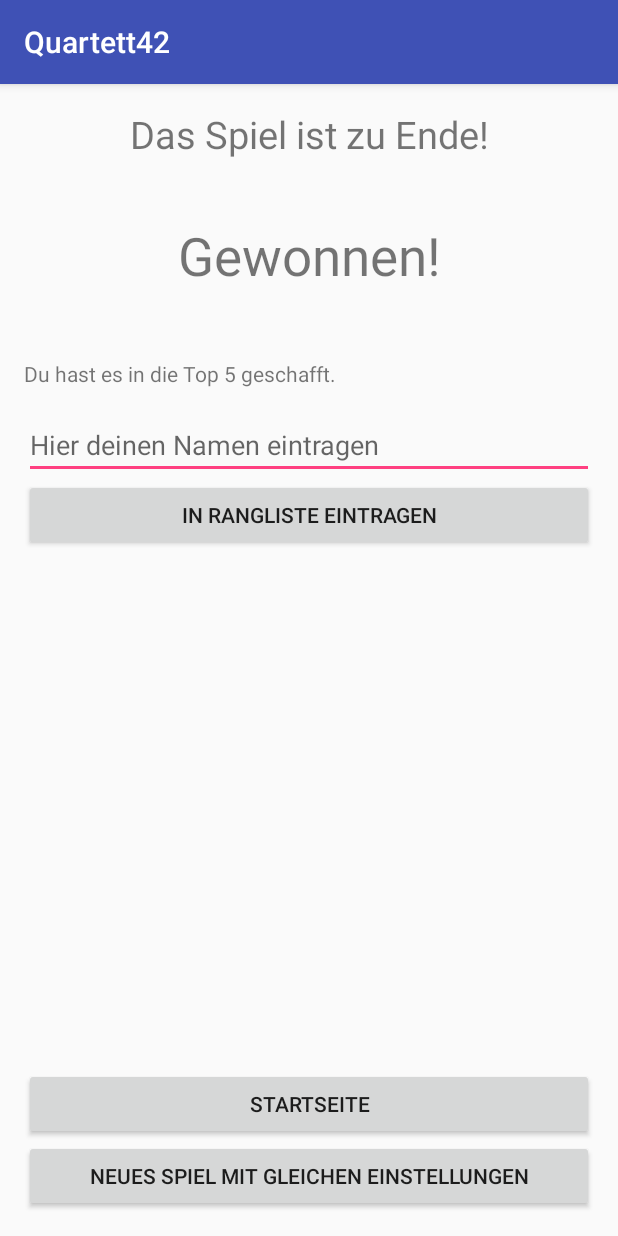
After one commit to lb28/MAL_Quartett42, an Android app: the GameEndActivity screen opened directly, with no data from a screen before it, on a phone screen of 412 x 824 dp. The commit adds this screen. Run offline under Robolectric (Android 15) with nearby library versions, the phone set to English and light mode, and no system bars.

Commit message:
mit der GameEndActivity angefangen

```diff
--- a/app/src/main/AndroidManifest.xml
+++ b/app/src/main/AndroidManifest.xml
@@ -98,7 +98,8 @@
                 android:name="android.support.PARENT_ACTIVITY"
                 android:value="de.uulm.dbis.quartett42.MainActivity" />
         </activity>
-        <activity android:name=".CompareCardsActivity"></activity>
+        <activity android:name=".CompareCardsActivity" />
+        <activity android:name=".GameEndActivity"></activity>
     </application>
 
 </manifest>
--- /dev/null
+++ b/app/src/main/java/de/uulm/dbis/quartett42/GameEndActivity.java
@@ -0,0 +1,110 @@
+package de.uulm.dbis.quartett42;
+
+import android.content.SharedPreferences;
+import android.preference.PreferenceManager;
+import android.support.v7.app.AppCompatActivity;
+import android.os.Bundle;
+
+public class GameEndActivity extends AppCompatActivity {
+
+    SharedPreferences sharedPref;
+    SharedPreferences.Editor editor;
+
+    //Elemente:
+
+    @Override
+    protected void onCreate(Bundle savedInstanceState) {
+        super.onCreate(savedInstanceState);
+        setContentView(R.layout.activity_game_end);
+
+        sharedPref = PreferenceManager.getDefaultSharedPreferences(this);
+        editor = sharedPref.edit();
+
+        //statistik updaten
+        updateStatistics();
+
+        //Gewonnen/Verloren anzeigen
+        //TODO gewonnen/verloren holen und Textfeld setzen
+
+
+        //Spielmodus holen
+        int spielmodus = sharedPref.getInt("mode", 0);
+        int schwierigkeitTemp = sharedPref.getInt("difficulty", 0);
+        double schwierigkeit;
+        if (schwierigkeitTemp==1){
+            schwierigkeit = 1.0;
+        } else if (schwierigkeitTemp == 2){
+            schwierigkeit = 1.25;
+        } else {
+            schwierigkeit = 1.5;
+        }
+
+        /*
+        METRIK FÜR HIGHSCORES:
+        Rundenmodus: Runden * Punkte * Schwierigkeit * (2 für Expertmodus)
+        Zeitmodus: Spielzeit * Punkte * Schwierigkeit * (2 für Expertmodus)
+        Punktemodus: Punkte * Schwierigkeit * (2 für Expertmodus)
+         */
+
+        //ergebnis in top5?
+        if (spielmodus == 1){
+            int platz5 = sharedPref.getInt("fuenfterPunkteRunden", -1);
+            //TODO if erreichte Punkte * Anzahl Runden * Schwierigkeit * (2) > platz5, dann neuer highscore
+        }
+        else if (spielmodus == 2){
+            int platz5 = sharedPref.getInt("fuenfterPunkteZeit", -1);
+            //TODO
+
+        } else {
+            int platz5 = sharedPref.getInt("fuenfterPunktePunkte", -1);
+            //TODO
+        }
+
+    }
+
+    public void updateStatistics(){
+
+        sharedPref = PreferenceManager.getDefaultSharedPreferences(this);
+        editor = sharedPref.edit();
+
+        //normaleMode/insaneMode? -> Statistik updaten
+        Boolean insaneMode = sharedPref.getBoolean("insaneModus", false);
+        //bisher noch nicht gebraucht
+        //Boolean expertMode = sharedPref.getBoolean("expertModus", false);
+
+        //TODO: Daten holen für gewonnen/verloren
+
+        //GesamtSpielzahl updaten
+        int temp = sharedPref.getInt("spieleGesamt", 0);
+        editor.putInt("spieleGesamt", temp+1);
+        editor.commit();
+
+        //TODO gesamtGewonnen updaten
+
+
+        if (insaneMode == true){
+            int temp2 = sharedPref.getInt("insaneSpiele", 0);
+            editor.putInt("insaneSpiele", temp2+1);
+            editor.commit();
+
+            //TODO wenn gewonnen insane gewonnen updaten
+
+        } else {
+
+            int temp3 = sharedPref.getInt("normaleSpiele", 0);
+            editor.putInt("normaleSpiele", temp3+1);
+            editor.commit();
+
+            //TODO wenn gewonnen normale gewonnen updaten
+        }
+
+    }
+
+    public boolean newHighscore(){
+
+        return true;
+    }
+
+
+
+}
--- a/app/src/main/java/de/uulm/dbis/quartett42/HighscoreActivity.java
+++ b/app/src/main/java/de/uulm/dbis/quartett42/HighscoreActivity.java
@@ -65,11 +65,11 @@ public class HighscoreActivity extends AppCompatActivity {
         vierterNameZeit = sharedPref.getString("vierterNameZeit", "Default Name3");
         fuenfterNameZeit = sharedPref.getString("fuenfterNameZeit", "Default Name3");
 
-        ersterPunkteRunden = sharedPref.getInt("erstePunkteRunden", -1);
-        zweiterPunkteRunden = sharedPref.getInt("zweitePunkteRunden", -1);
-        dritterPunkteRunden = sharedPref.getInt("drittePunkteRunden", -1);
-        vierterPunkteRunden = sharedPref.getInt("viertePunkteRunden", -1);
-        fuenfterPunkteRunden = sharedPref.getInt("fuenftePunkteRunden", -1);
+        ersterPunkteRunden = sharedPref.getInt("ersterPunkteRunden", -1);
+        zweiterPunkteRunden = sharedPref.getInt("zweiterPunkteRunden", -1);
+        dritterPunkteRunden = sharedPref.getInt("dritterPunkteRunden", -1);
+        vierterPunkteRunden = sharedPref.getInt("vierterPunkteRunden", -1);
+        fuenfterPunkteRunden = sharedPref.getInt("fuenfterPunkteRunden", -1);
         ersterPunktePunkte = sharedPref.getInt("ersterPunktePunkte", -2);
         zweiterPunktePunkte = sharedPref.getInt("zweiterPunktePunkte", -2);
         dritterPunktePunkte = sharedPref.getInt("dritterPunktePunkte", -2);
--- /dev/null
+++ b/app/src/main/res/layout/activity_game_end.xml
@@ -0,0 +1,68 @@
+<?xml version="1.0" encoding="utf-8"?>
+<RelativeLayout xmlns:android="http://schemas.android.com/apk/res/android"
+    xmlns:tools="http://schemas.android.com/tools"
+    android:id="@+id/activity_game_end"
+    android:layout_width="match_parent"
+    android:layout_height="match_parent"
+    android:paddingBottom="@dimen/activity_vertical_margin"
+    android:paddingLeft="@dimen/activity_horizontal_margin"
+    android:paddingRight="@dimen/activity_horizontal_margin"
+    android:paddingTop="@dimen/activity_vertical_margin"
+    tools:context="de.uulm.dbis.quartett42.GameEndActivity">
+
+    <TextView
+        android:layout_width="match_parent"
+        android:layout_height="wrap_content"
+        android:text="Das Spiel ist zu Ende!"
+        android:id="@+id/SpielzuEnde"
+        android:gravity="center"
+        android:textSize="25dp"/>
+
+    <TextView
+        android:id="@+id/matchAusgang"
+        android:layout_width="match_parent"
+        android:layout_height="wrap_content"
+        android:layout_below="@+id/SpielzuEnde"
+        android:paddingTop="40dp"
+        android:text="Gewonnen!"
+        android:gravity="center"
+        android:textSize="35dp"/>
+
+    <TextView
+        android:id="@+id/inDieTop5"
+        android:layout_width="match_parent"
+        android:layout_height="wrap_content"
+        android:layout_below="@+id/matchAusgang"
+        android:paddingTop="45dp"
+        android:text="Du hast es in die Top 5 geschafft."/>
+
+    <EditText
+        android:id="@+id/nameEintragen"
+        android:layout_width="match_parent"
+        android:layout_height="wrap_content"
+        android:layout_below="@+id/inDieTop5"
+        android:paddingTop="25dp"
+        android:hint="Hier deinen Namen eintragen"/>
+
+    <Button
+        android:id="@+id/inRangliste"
+        android:layout_width="match_parent"
+        android:layout_height="wrap_content"
+        android:layout_below="@+id/nameEintragen"
+        android:text="In Rangliste Eintragen"/>
+
+    <Button
+        android:id="@+id/home"
+        android:layout_width="match_parent"
+        android:layout_height="wrap_content"
+        android:layout_above="@id/newGameSameSettings"
+        android:text="Startseite"/>
+
+    <Button
+        android:id="@+id/newGameSameSettings"
+        android:layout_width="match_parent"
+        android:layout_height="wrap_content"
+        android:layout_alignParentBottom="true"
+        android:text="Neues Spiel mit gleichen Einstellungen"/>
+
+</RelativeLayout>
```
Also changed, not shown: app/src/main/res/values/styles.xml (line endings or trailing spaces).
